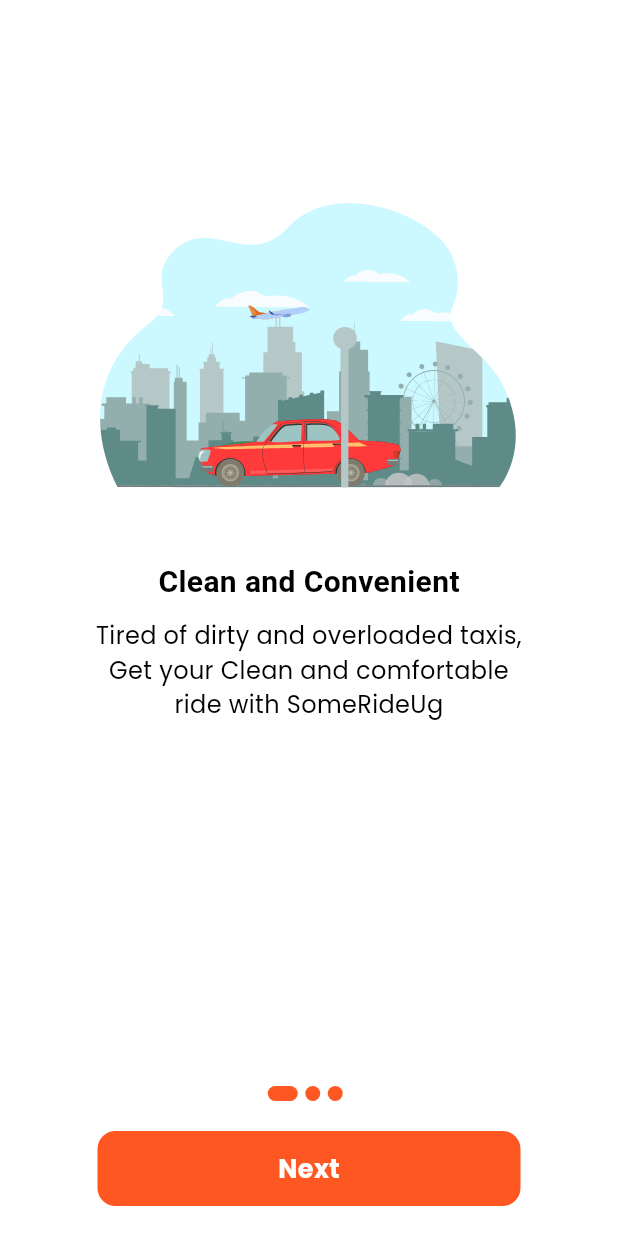
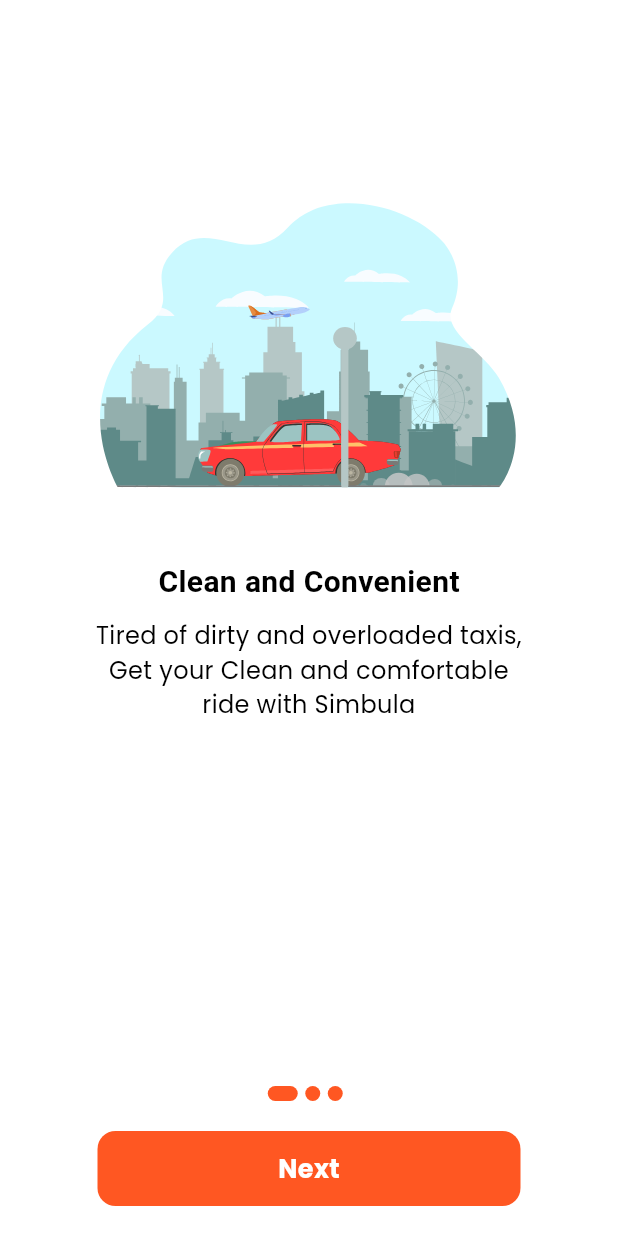
Before and after one commit to KeithMuwanguzi/simbula, a Flutter app: the screen it shows after launch, on a phone screen of 412 x 824 dp. Run offline on Flutter 3.47's test engine with Material 3 defaults, Android fonts, the phone set to English and light mode, and no system bars; drawn by our look-alikes of lottie; our stand-ins replace badges, connectivity_plus, firebase_core, geolocator, get, google_fonts and 2 more; accounts and stored records are empty.

```diff
--- a/lib/features/welcome/data/content.dart
+++ b/lib/features/welcome/data/content.dart
@@ -12,7 +12,7 @@ List<OnBoardingContent> pages = [
       title: "Clean and Convenient",
       imageUrl: 'assets/animations/car3.json',
       text:
-          "Tired of dirty and overloaded taxis, Get your Clean and comfortable ride with SomeRideUg"),
+          "Tired of dirty and overloaded taxis, Get your Clean and comfortable ride with Simbula"),
   OnBoardingContent(
       title: "Elevate your status",
       imageUrl: 'assets/animations/car4.json',
```
Also changed, not shown: 1 other file.
